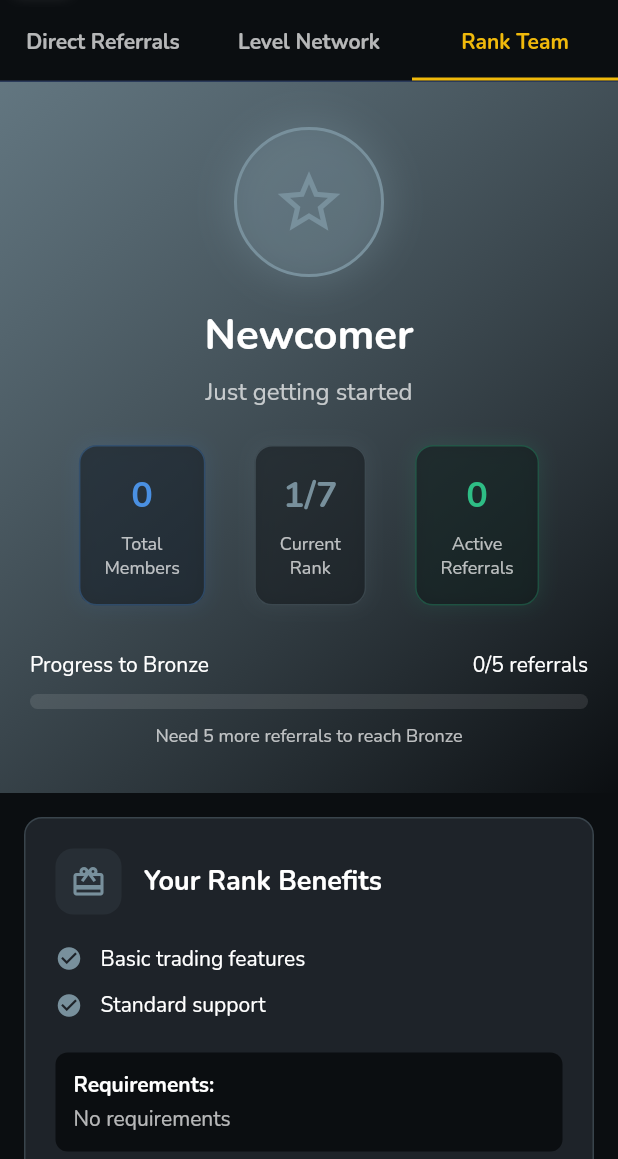
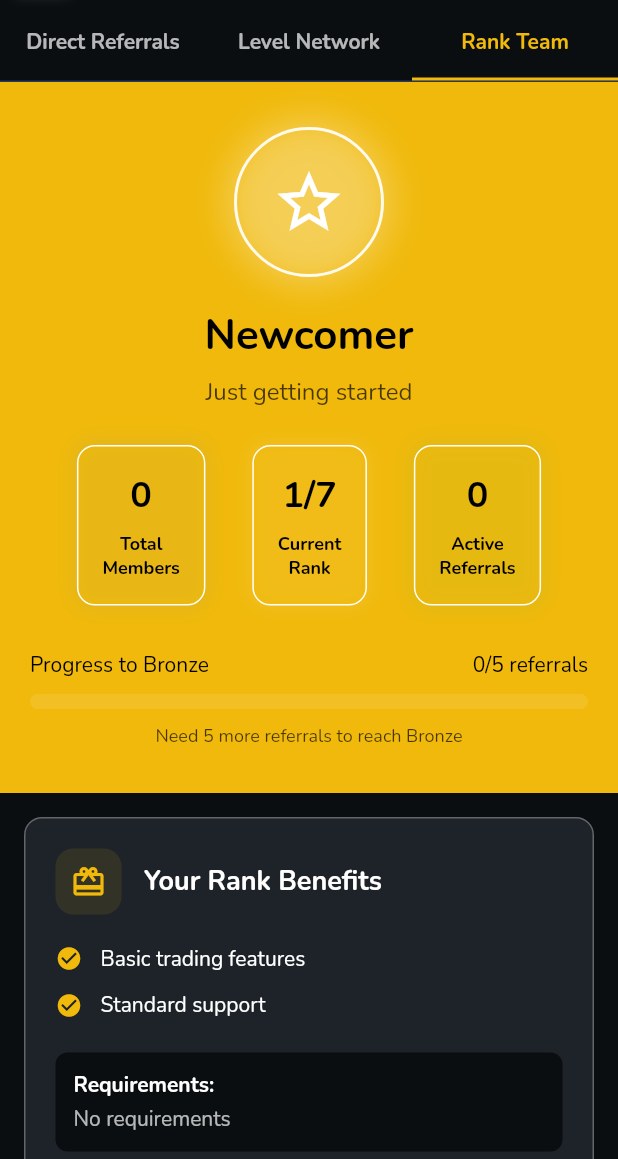
Before and after one commit to Brtmultisoft/securetradeai, a Flutter app: the Team screen opened directly, tab 3 chosen, on a phone screen of 412 x 824 dp, the part 77-1236 px from its top. Run offline on Flutter 3.47's test engine with Material 2 defaults, Android fonts, the phone set to English and light mode, and no system bars; our stand-ins replace barcode_widget, cached_network_image, carousel_slider, cross_file, email_validator, flutter_html and 16 more; missing offline and left inert: excel, open_store, share_files_and_screenshot_widgets, slider_captcha, workmanager; accounts and stored records are empty; network calls fail; statements that could not run were skipped; project files that could hold a hidden picture were left out.

Commit message:
design done

```diff
--- a/lib/src/profile/profileoption/allincome.dart
+++ b/lib/src/profile/profileoption/allincome.dart
@@ -583,14 +583,14 @@ class _AllIncomeState extends State<AllIncome>
                 Icon(
                   icon,
                   color: primaryColor,
-                  size: 20,
+                  size: 18,
                 ),
                 const SizedBox(width: 6),
                 Text(
                   title,
                   style: TextStyle(
                       color: secondaryTextColor,
-                      fontSize: 14,
+                      fontSize: 12,
                       overflow: TextOverflow.ellipsis),
                 ),
               ],
--- a/lib/src/profile/profileoption/team/enhanced_rank_team.dart
+++ b/lib/src/profile/profileoption/team/enhanced_rank_team.dart
@@ -1,8 +1,10 @@
 import 'dart:convert';
-import 'package:securetradeai/data/strings.dart';
+
 import 'package:flutter/material.dart';
 import 'package:http/http.dart' as http;
+import 'package:securetradeai/data/strings.dart';
 import 'package:securetradeai/src/Service/assets_service.dart';
+
 import '../../../../Data/Api.dart';
 
 class EnhancedRankTeam extends StatefulWidget {
@@ -30,7 +32,7 @@ class EnhancedRankTeamState extends State<EnhancedRankTeam> {
     {
       'name': 'Newcomer',
       'description': 'Just getting started',
-      'color': Color(0xFF78909C),
+      'color': Colors.white,
       'icon': Icons.star_border,
       'benefits': ['Basic trading features', 'Standard support'],
       'requirements': 'No requirements'
@@ -56,7 +58,11 @@ class EnhancedRankTeamState extends State<EnhancedRankTeam> {
       'description': 'Established networker',
       'color': Color(0xFFFFD700),
       'icon': Icons.workspace_premium,
-      'benefits': ['15% trading fee discount', 'Dedicated account manager', 'Advanced analytics'],
+      'benefits': [
+        '15% trading fee discount',
+        'Dedicated account manager',
+        'Advanced analytics'
+      ],
       'requirements': '30 active referrals'
     },
     {
@@ -64,7 +70,11 @@ class EnhancedRankTeamState extends State<EnhancedRankTeam> {
       'description': 'Professional networker',
       'color': Color(0xFFE5E4E2),
       'icon': Icons.diamond,
-      'benefits': ['20% trading fee discount', 'Exclusive events access', 'Premium tools'],
+      'benefits': [
+        '20% trading fee discount',
+        'Exclusive events access',
+        'Premium tools'
+      ],
       'requirements': '50 active referrals'
     },
     {
@@ -72,7 +82,11 @@ class EnhancedRankTeamState extends State<EnhancedRankTeam> {
       'description': 'Elite networker',
       'color': Color(0xFF40E0D0),
       'icon': Icons.diamond,
-      'benefits': ['25% trading fee discount', 'Exclusive investment opportunities', 'Custom solutions'],
+      'benefits': [
+        '25% trading fee discount',
+        'Exclusive investment opportunities',
+        'Custom solutions'
+      ],
       'requirements': '100 active referrals'
     },
     {
@@ -80,7 +94,11 @@ class EnhancedRankTeamState extends State<EnhancedRankTeam> {
       'description': 'Legendary networker',
       'color': Color(0xFF212121),
       'icon': Icons.diamond,
-      'benefits': ['30% trading fee discount', 'Revenue sharing', 'Global events access'],
+      'benefits': [
+        '30% trading fee discount',
+        'Revenue sharing',
+        'Global events access'
+      ],
       'requirements': '200+ active referrals'
     },
   ];
@@ -206,13 +224,27 @@ class EnhancedRankTeamState extends State<EnhancedRankTeam> {
 
     int currentReferrals = 0;
     switch (userRank) {
-      case 0: currentReferrals = p0; break;
-      case 1: currentReferrals = p1; break;
-      case 2: currentReferrals = p2; break;
-      case 3: currentReferrals = p3; break;
-      case 4: currentReferrals = p4; break;
-      case 5: currentReferrals = p5; break;
-      case 6: currentReferrals = p6; break;
+      case 0:
+        currentReferrals = p0;
+        break;
+      case 1:
+        currentReferrals = p1;
+        break;
+      case 2:
+        currentReferrals = p2;
+        break;
+      case 3:
+        currentReferrals = p3;
+        break;
+      case 4:
+        currentReferrals = p4;
+        break;
+      case 5:
+        currentReferrals = p5;
+        break;
+      case 6:
+        currentReferrals = p6;
+        break;
     }
 
     double progressPercentage = userRank < 6
@@ -227,14 +259,7 @@ class EnhancedRankTeamState extends State<EnhancedRankTeam> {
             width: double.infinity,
             padding: const EdgeInsets.symmetric(vertical: 30, horizontal: 20),
             decoration: BoxDecoration(
-              gradient: LinearGradient(
-                begin: Alignment.topLeft,
-                end: Alignment.bottomRight,
-                colors: [
-                  rankInfo[userRank]['color'].withOpacity(0.8),
-                  const Color(0xFF0B0E11),
-                ],
-              ),
+              color: const Color(0xFFF0B90B),
             ),
             child: Column(
               children: [
@@ -246,10 +271,9 @@ class EnhancedRankTeamState extends State<EnhancedRankTeam> {
                       width: 100,
                       height: 100,
                       decoration: BoxDecoration(
-                        color: rankInfo[userRank]['color'].withOpacity(0.2),
                         shape: BoxShape.circle,
                         border: Border.all(
-                          color: rankInfo[userRank]['color'],
+                          color: Colors.white.withOpacity(0.9),
                           width: 2,
                         ),
                         boxShadow: [
@@ -263,7 +287,7 @@ class EnhancedRankTeamState extends State<EnhancedRankTeam> {
                     ),
                     Icon(
                       rankInfo[userRank]['icon'],
-                      color: rankInfo[userRank]['color'],
+                      color: Colors.white,
                       size: 50,
                     ),
                   ],
@@ -273,7 +297,7 @@ class EnhancedRankTeamState extends State<EnhancedRankTeam> {
                 Text(
                   rankInfo[userRank]['name'],
                   style: const TextStyle(
-                    color: Colors.white,
+                    color: Colors.black,
                     fontSize: 28,
                     fontWeight: FontWeight.bold,
                     fontFamily: fontFamily,
@@ -284,7 +308,7 @@ class EnhancedRankTeamState extends State<EnhancedRankTeam> {
                 Text(
                   rankInfo[userRank]['description'],
                   style: TextStyle(
-                    color: Colors.white.withOpacity(0.7),
+                    color: Colors.black.withOpacity(0.7),
                     fontSize: 16,
                     fontFamily: fontFamily,
                   ),
@@ -294,9 +318,12 @@ class EnhancedRankTeamState extends State<EnhancedRankTeam> {
                 Row(
                   mainAxisAlignment: MainAxisAlignment.spaceEvenly,
                   children: [
-                    _buildStatCard("Total\nMembers", "$totalMembers", const Color(0xFF4A90E2)),
-                    _buildStatCard("Current\nRank", "${userRank + 1}/7", rankInfo[userRank]['color']),
-                    _buildStatCard("Active\nReferrals", "$currentReferrals", const Color(0xFF2EBD85)),
+                    _buildStatCard("Total\nMembers", "$totalMembers",
+                        const Color(0xFF4A90E2)),
+                    _buildStatCard("Current\nRank", "${userRank + 1}/7",
+                        rankInfo[userRank]['color']),
+                    _buildStatCard("Active\nReferrals", "$currentReferrals",
+                        const Color(0xFF2EBD85)),
                   ],
                 ),
 
@@ -309,7 +336,7 @@ class EnhancedRankTeamState extends State<EnhancedRankTeam> {
                       Text(
                         "Progress to ${rankInfo[userRank + 1]['name']}",
                         style: const TextStyle(
-                          color: Colors.white,
+                          color: Colors.black,
                           fontSize: 14,
                           fontFamily: fontFamily,
                         ),
@@ -317,7 +344,7 @@ class EnhancedRankTeamState extends State<EnhancedRankTeam> {
                       Text(
                         "$currentReferrals/$nextRankRequirement referrals",
                         style: const TextStyle(
-                          color: Colors.white,
+                          color: Colors.black,
                           fontSize: 14,
                           fontFamily: fontFamily,
                         ),
@@ -337,7 +364,9 @@ class EnhancedRankTeamState extends State<EnhancedRankTeam> {
                       ),
                       Container(
                         height: 10,
-                        width: MediaQuery.of(context).size.width * progressPercentage * 0.9,
+                        width: MediaQuery.of(context).size.width *
+                            progressPercentage *
+                            0.9,
                         decoration: BoxDecoration(
                           gradient: LinearGradient(
                             colors: [
@@ -356,7 +385,7 @@ class EnhancedRankTeamState extends State<EnhancedRankTeam> {
                         ? "Need ${nextRankRequirement - currentReferrals} more referrals to reach ${rankInfo[userRank + 1]['name']}"
                         : "You've reached the highest rank!",
                     style: TextStyle(
-                      color: Colors.white.withOpacity(0.7),
+                      color: Colors.black.withOpacity(0.7),
                       fontSize: 12,
                       fontFamily: fontFamily,
                     ),
@@ -373,7 +402,8 @@ class EnhancedRankTeamState extends State<EnhancedRankTeam> {
             decoration: BoxDecoration(
               color: const Color(0xFF1E2329),
               borderRadius: BorderRadius.circular(12),
-              border: Border.all(color: rankInfo[userRank]['color'].withOpacity(0.3)),
+              border: Border.all(
+                  color: rankInfo[userRank]['color'].withOpacity(0.3)),
             ),
             child: Column(
               crossAxisAlignment: CrossAxisAlignment.start,
@@ -383,12 +413,12 @@ class EnhancedRankTeamState extends State<EnhancedRankTeam> {
                     Container(
                       padding: const EdgeInsets.all(10),
                       decoration: BoxDecoration(
-                        color: rankInfo[userRank]['color'].withOpacity(0.1),
+                        color: Color(0xFFF0B90B).withOpacity(0.1),
                         borderRadius: BorderRadius.circular(12),
                       ),
                       child: Icon(
                         Icons.card_giftcard,
-                        color: rankInfo[userRank]['color'],
+                        color: Color(0xFFF0B90B),
                         size: 24,
                       ),
                     ),
@@ -415,7 +445,7 @@ class EnhancedRankTeamState extends State<EnhancedRankTeam> {
                       children: [
                         Icon(
                           Icons.check_circle,
-                          color: rankInfo[userRank]['color'],
+                          color: Color(0xFFF0B90B),
                           size: 18,
                         ),
                         const SizedBox(width: 12),
@@ -475,9 +505,11 @@ class EnhancedRankTeamState extends State<EnhancedRankTeam> {
                 Container(
                   padding: const EdgeInsets.all(8),
                   decoration: BoxDecoration(
-                    color: const Color(0xFFF0B90B).withOpacity(0.1),
-                    borderRadius: BorderRadius.circular(8),
-                  ),
+                      color: const Color(0xFFF0B90B).withOpacity(0.1),
+                      borderRadius: BorderRadius.circular(8),
+                      border: Border.all(
+                        color: Color(0xFFF0B90B),
+                      )),
                   child: const Icon(
                     Icons.leaderboard,
                     color: Color(0xFFF0B90B),
@@ -511,13 +543,12 @@ class EnhancedRankTeamState extends State<EnhancedRankTeam> {
                 margin: const EdgeInsets.symmetric(horizontal: 16, vertical: 4),
                 decoration: BoxDecoration(
                   color: isCurrentRank
-                      ? rankInfo[i]['color'].withOpacity(0.1)
+                      ? Color(0xFFF0B90B).withOpacity(0.9)
                       : const Color(0xFF1E2329),
                   borderRadius: BorderRadius.circular(8),
                   border: Border.all(
-                    color: isCurrentRank
-                        ? rankInfo[i]['color']
-                        : const Color(0xFF2A3A5A),
+                    color:
+                        isCurrentRank ? Colors.white : const Color(0xFF2A3A5A),
                   ),
                 ),
                 child: ListTile(
@@ -527,16 +558,18 @@ class EnhancedRankTeamState extends State<EnhancedRankTeam> {
                         width: 40,
                         height: 40,
                         decoration: BoxDecoration(
-                          color: rankInfo[i]['color'].withOpacity(isLocked ? 0.1 : 0.2),
+                          color: rankInfo[i]['color']
+                              .withOpacity(isLocked ? 0.1 : 0.2),
                           shape: BoxShape.circle,
                           border: Border.all(
-                            color: rankInfo[i]['color'].withOpacity(isLocked ? 0.3 : 1.0),
+                            color: rankInfo[i]['color']
+                                .withOpacity(isLocked ? 0.3 : 1.0),
                             width: 2,
                           ),
                         ),
                         child: Icon(
                           rankInfo[i]['icon'],
-                          color: rankInfo[i]['color'].withOpacity(isLocked ? 0.3 : 1.0),
+                          color: Colors.white,
                           size: 20,
                         ),
                       ),
@@ -571,7 +604,9 @@ class EnhancedRankTeamState extends State<EnhancedRankTeam> {
                       Text(
                         rankInfo[i]['name'],
                         style: TextStyle(
-                          color: isLocked ? Colors.white.withOpacity(0.5) : Colors.white,
+                          color: isLocked
+                              ? Colors.white.withOpacity(0.5)
+                              : Colors.white,
                           fontWeight: FontWeight.bold,
                           fontFamily: fontFamily,
                         ),
@@ -579,7 +614,8 @@ class EnhancedRankTeamState extends State<EnhancedRankTeam> {
                       const SizedBox(width: 8),
                       if (isCurrentRank)
                         Container(
-                          padding: const EdgeInsets.symmetric(horizontal: 8, vertical: 2),
+                          padding: const EdgeInsets.symmetric(
+                              horizontal: 8, vertical: 2),
                           decoration: BoxDecoration(
                             color: rankInfo[i]['color'].withOpacity(0.2),
                             borderRadius: BorderRadius.circular(4),
@@ -599,7 +635,9 @@ class EnhancedRankTeamState extends State<EnhancedRankTeam> {
                   subtitle: Text(
                     rankInfo[i]['description'],
                     style: TextStyle(
-                      color: isLocked ? Colors.white.withOpacity(0.3) : Colors.white.withOpacity(0.7),
+                      color: isLocked
+                          ? Colors.white.withOpacity(0.3)
+                          : Colors.white.withOpacity(0.7),
                       fontSize: 12,
                       fontFamily: fontFamily,
                     ),
@@ -782,9 +820,9 @@ class EnhancedRankTeamState extends State<EnhancedRankTeam> {
     return Container(
       padding: const EdgeInsets.symmetric(vertical: 16, horizontal: 16),
       decoration: BoxDecoration(
-        color: const Color(0xFF0B0E11).withOpacity(0.5),
+        color: const Color(0xFFF0B90B).withOpacity(0.5),
         borderRadius: BorderRadius.circular(12),
-        border: Border.all(color: color.withOpacity(0.3)),
+        border: Border.all(color: Colors.white),
         boxShadow: [
           BoxShadow(
             color: color.withOpacity(0.1),
@@ -798,7 +836,7 @@ class EnhancedRankTeamState extends State<EnhancedRankTeam> {
           Text(
             value,
             style: TextStyle(
-              color: color,
+              color: Colors.black,
               fontSize: 24,
               fontWeight: FontWeight.bold,
               fontFamily: fontFamily,
@@ -809,8 +847,9 @@ class EnhancedRankTeamState extends State<EnhancedRankTeam> {
             title,
             textAlign: TextAlign.center,
             style: TextStyle(
-              color: Colors.white.withOpacity(0.7),
+              color: Colors.black,
               fontSize: 12,
+              fontWeight: FontWeight.bold,
               fontFamily: fontFamily,
             ),
           ),
--- a/lib/src/profile/profileoption/team/team.dart
+++ b/lib/src/profile/profileoption/team/team.dart
@@ -169,15 +169,7 @@ class TeamState extends State<Team> {
             width: double.infinity,
             padding: const EdgeInsets.symmetric(vertical: 24, horizontal: 20),
             decoration: BoxDecoration(
-              gradient: const LinearGradient(
-                begin: Alignment.topLeft,
-                end: Alignment.bottomRight,
-                colors: [
-                  Color(0xFF1E2026), // Binance card dark
-                  Color(0xFF12151C), // Binance card darker
-                  Color(0xFF0B0E11), // Dark background
-                ],
-              ),
+              color: const Color(0xFFF0B90B),
               borderRadius: BorderRadius.circular(0),
             ),
             child: Column(
@@ -198,7 +190,7 @@ class TeamState extends State<Team> {
                   ),
                   child: const Icon(
                     Icons.group,
-                    color: Color(0xFFF0B90B),
+                    color: Colors.white,
                     size: 40,
                   ),
                 ),
@@ -207,7 +199,7 @@ class TeamState extends State<Team> {
                 const Text(
                   "Direct Referrals",
                   style: TextStyle(
-                    color: Colors.white,
+                    color: Colors.black,
                     fontSize: 24,
                     fontWeight: FontWeight.bold,
                     fontFamily: fontFamily,
@@ -218,7 +210,7 @@ class TeamState extends State<Team> {
                 Text(
                   "People you've personally invited",
                   style: TextStyle(
-                    color: Colors.white.withOpacity(0.7),
+                    color: Colors.black.withOpacity(0.7),
                     fontSize: 16,
                     fontFamily: fontFamily,
                   ),
@@ -228,14 +220,14 @@ class TeamState extends State<Team> {
                 Row(
                   mainAxisAlignment: MainAxisAlignment.spaceEvenly,
                   children: [
-                    _buildStatCard("Total Referrals", "${teamDirect.length}",
+                    _buildStatCard("Total \nReferrals", "${teamDirect.length}",
                         const Color(0xFFF0B90B)),
                     _buildStatCard(
-                        "Active Members",
+                        "Active \nMembers",
                         "${teamDirect.where((e) => e['days'] != "0").length}",
                         const Color(0xFF2EBD85)),
                     _buildStatCard(
-                        "Inactive",
+                        "Inactive\n",
                         "${teamDirect.where((e) => e['days'] == "0").length}",
                         const Color(0xFFE57373)),
                   ],
@@ -587,10 +579,11 @@ class TeamState extends State<Team> {
   Widget _buildStatCard(String title, String value, Color color) {
     return Container(
       padding: const EdgeInsets.symmetric(vertical: 16, horizontal: 16),
+      margin: const EdgeInsets.symmetric(horizontal: 2),
       decoration: BoxDecoration(
-        color: const Color(0xFF0B0E11).withOpacity(0.5),
+        color: const Color(0xFFF0B90B).withOpacity(0.5),
         borderRadius: BorderRadius.circular(12),
-        border: Border.all(color: color.withOpacity(0.3)),
+        border: Border.all(color: Colors.white),
         boxShadow: [
           BoxShadow(
             color: color.withOpacity(0.1),
@@ -603,8 +596,8 @@ class TeamState extends State<Team> {
         children: [
           Text(
             value,
-            style: TextStyle(
-              color: color,
+            style: const TextStyle(
+              color: Colors.black,
               fontSize: 24,
               fontWeight: FontWeight.bold,
               fontFamily: fontFamily,
@@ -614,9 +607,10 @@ class TeamState extends State<Team> {
           Text(
             title,
             textAlign: TextAlign.center,
-            style: TextStyle(
-              color: Colors.white.withOpacity(0.7),
+            style: const TextStyle(
+              color: Colors.black,
               fontSize: 12,
+              fontWeight: FontWeight.bold,
               fontFamily: fontFamily,
             ),
           ),
```
Also changed, not shown: lib/src/profile/profileoption/team/enhanced_level_team.dart (+82 -54 lines), lib/src/profile/profileoption/team/enhanced_team_detail.dart (+26 -34 lines).
